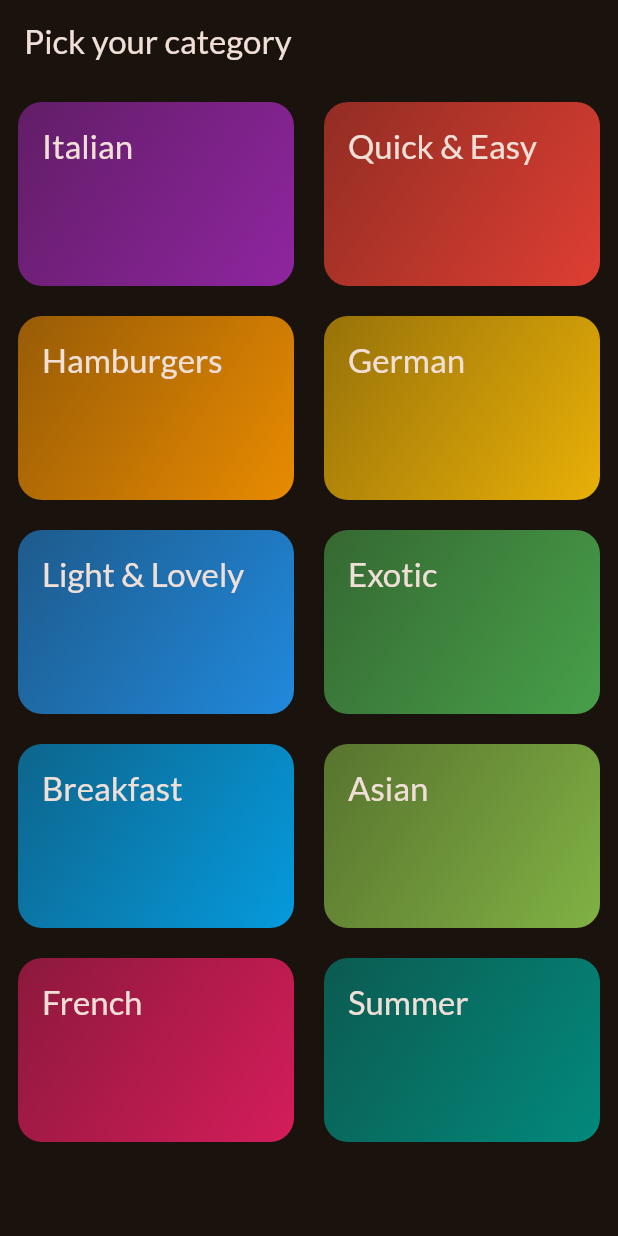
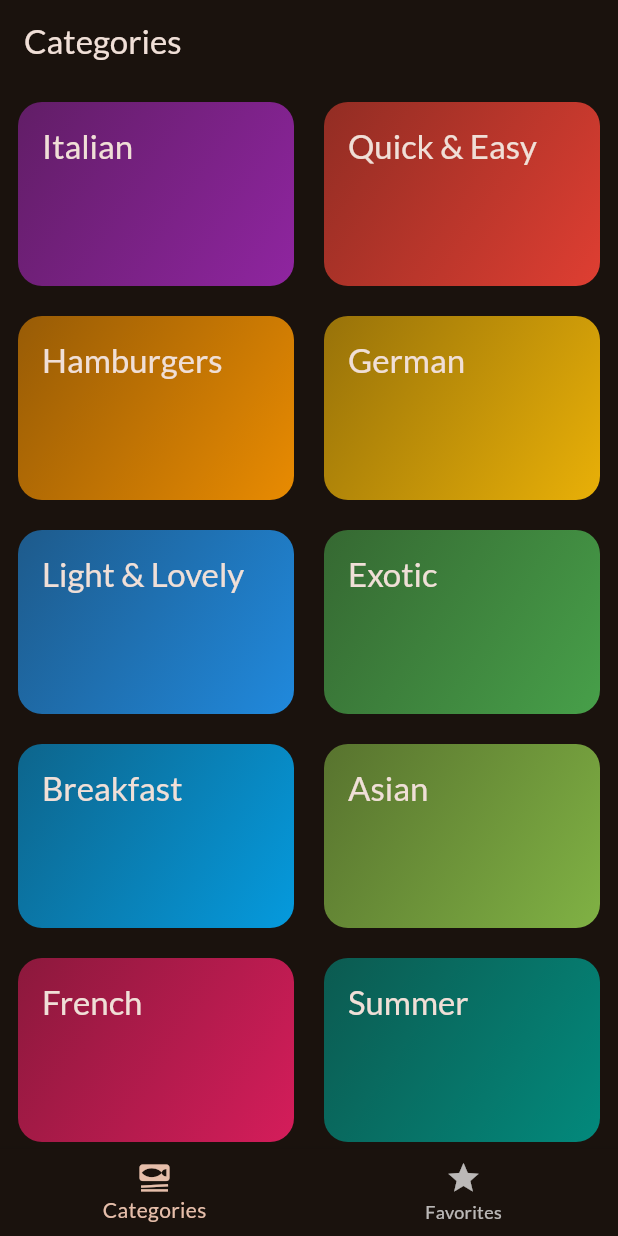
Before and after one commit to vyankatesh-nyati/meals_app, a Flutter app: the screen it shows after launch, on a phone screen of 412 x 824 dp. Run offline on Flutter 3.47's test engine with Material 2 defaults, Android fonts, the phone set to English and light mode, and no system bars; our stand-ins replace google_fonts, transparent_image.

```diff
--- a/lib/main.dart
+++ b/lib/main.dart
@@ -1,6 +1,7 @@
 import 'package:flutter/material.dart';
 import 'package:google_fonts/google_fonts.dart';
 import 'package:meals_app/views/categories.dart';
+import 'package:meals_app/views/tabs.dart';
 
 final theme = ThemeData(
   useMaterial3: true,
@@ -23,7 +24,7 @@ class MyApp extends StatelessWidget {
     return MaterialApp(
       title: 'Meals App',
       theme: theme,
-      home: const CategoriesSreen(),
+      home: const TabsScreen(),
     );
   }
 }
--- a/lib/views/categories.dart
+++ b/lib/views/categories.dart
@@ -24,11 +24,7 @@ class CategoriesSreen extends StatelessWidget {
 
   @override
   Widget build(BuildContext context) {
-    return Scaffold(
-      appBar: AppBar(
-        title: const Text("Pick your category"),
-      ),
-      body: GridView(
+    return GridView(
       padding: const EdgeInsets.all(12),
       gridDelegate: const SliverGridDelegateWithFixedCrossAxisCount(
         crossAxisCount: 2,
@@ -45,7 +41,6 @@ class CategoriesSreen extends StatelessWidget {
             },
           )
       ],
-      ),
     );
   }
 }
--- a/lib/views/meals.dart
+++ b/lib/views/meals.dart
@@ -7,11 +7,11 @@ import 'meal_details.dart';
 class MealsScreen extends StatelessWidget {
   const MealsScreen({
     super.key,
-    required this.title,
+    this.title,
     required this.meals,
   });
 
-  final String title;
+  final String? title;
   final List<Meal> meals;
 
   void _selectedMealDetails(BuildContext context, Meal meal) {
@@ -59,9 +59,13 @@ class MealsScreen extends StatelessWidget {
       );
     }
 
+    if (title == null) {
+      return bodyContent;
+    }
+
     return Scaffold(
       appBar: AppBar(
-        title: Text(title),
+        title: Text(title!),
       ),
       body: bodyContent,
     );
--- /dev/null
+++ b/lib/views/tabs.dart
@@ -0,0 +1,52 @@
+import 'package:flutter/material.dart';
+import 'package:meals_app/views/categories.dart';
+import 'package:meals_app/views/meals.dart';
+
+class TabsScreen extends StatefulWidget {
+  const TabsScreen({super.key});
+
+  @override
+  State<TabsScreen> createState() => _TabsScreenState();
+}
+
+class _TabsScreenState extends State<TabsScreen> {
+  int _selectedPageIndex = 0;
+
+  void _selectPage(int index) {
+    setState(() {
+      _selectedPageIndex = index;
+    });
+  }
+
+  @override
+  Widget build(BuildContext context) {
+    Widget activePage = const CategoriesSreen();
+    var activePageTitle = 'Categories';
+
+    if (_selectedPageIndex == 1) {
+      activePage = const MealsScreen(meals: []);
+      activePageTitle = 'Your Favorites';
+    }
+
+    return Scaffold(
+      appBar: AppBar(
+        title: Text(activePageTitle),
+      ),
+      body: activePage,
+      bottomNavigationBar: BottomNavigationBar(
+        onTap: _selectPage,
+        currentIndex: _selectedPageIndex,
+        items: const [
+          BottomNavigationBarItem(
+            icon: Icon(Icons.set_meal),
+            label: 'Categories',
+          ),
+          BottomNavigationBarItem(
+            icon: Icon(Icons.star),
+            label: 'Favorites',
+          ),
+        ],
+      ),
+    );
+  }
+}
```
Lines whose indentation alone changed are shown as unchanged.
